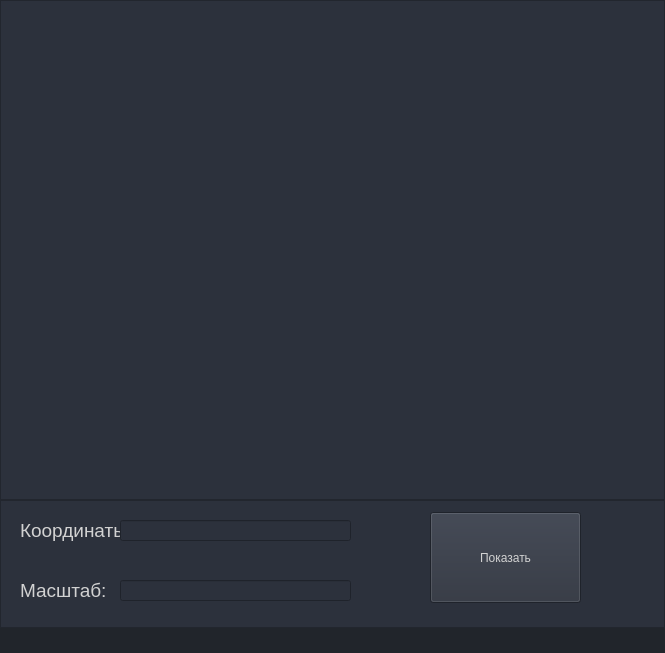
Qt form gg.ui (DaniilDrokin/MapsAPI) before a commit.
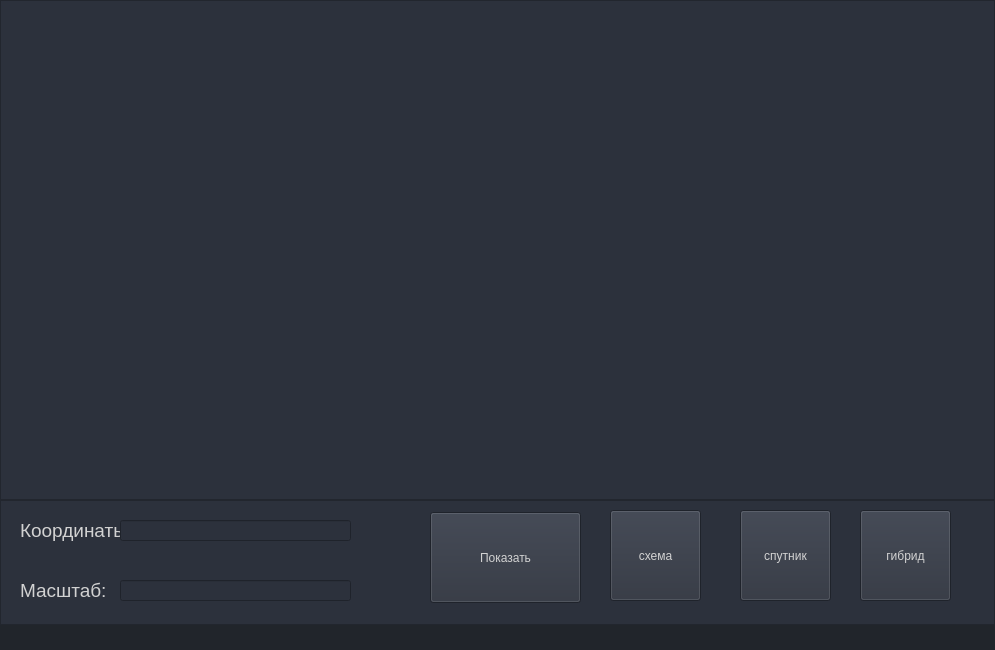
The same form after that commit. Icons and pictures are not drawn.

The edit to the form file:
```diff
--- a/gg.ui
+++ b/gg.ui
@@ -6,8 +6,8 @@
    <rect>
     <x>0</x>
     <y>0</y>
-    <width>665</width>
-    <height>653</height>
+    <width>995</width>
+    <height>650</height>
    </rect>
   </property>
   <property name="minimumSize">
@@ -798,6 +798,45 @@
                     <enum>Qt::ClickFocus</enum>
                    </property>
                   </widget>
+                  <widget class="QPushButton" name="pushButton1">
+                   <property name="geometry">
+                    <rect>
+                     <x>610</x>
+                     <y>10</y>
+                     <width>91</width>
+                     <height>91</height>
+                    </rect>
+                   </property>
+                   <property name="text">
+                    <string>схема</string>
+                   </property>
+                  </widget>
+                  <widget class="QPushButton" name="pushButton2">
+                   <property name="geometry">
+                    <rect>
+                     <x>860</x>
+                     <y>10</y>
+                     <width>91</width>
+                     <height>91</height>
+                    </rect>
+                   </property>
+                   <property name="text">
+                    <string>гибрид</string>
+                   </property>
+                  </widget>
+                  <widget class="QPushButton" name="pushButton0">
+                   <property name="geometry">
+                    <rect>
+                     <x>740</x>
+                     <y>10</y>
+                     <width>91</width>
+                     <height>91</height>
+                    </rect>
+                   </property>
+                   <property name="text">
+                    <string>спутник</string>
+                   </property>
+                  </widget>
                  </widget>
                 </item>
                </layout>
```
